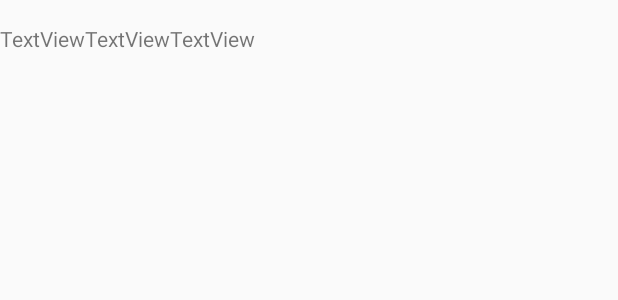
After one commit to robertis93/65AppsTask, an Android app: the layout employee_item.xml on its own in the app's theme, with its tools: preview values and no code run, on a phone screen of 412 x 824 dp. The commit adds this screen. Shown: the top 300 px of the screen. Run offline under Robolectric (Android 15) with nearby library versions, the phone set to English and light mode, and no system bars.

Commit message:
13September

```diff
--- a/app/src/main/AndroidManifest.xml
+++ b/app/src/main/AndroidManifest.xml
@@ -1,7 +1,7 @@
 <?xml version="1.0" encoding="utf-8"?>
 <manifest xmlns:android="http://schemas.android.com/apk/res/android"
     package="com.example.testtask">
-
+    <uses-permission android:name="android.permission.INTERNET" />
     <application
         android:allowBackup="true"
         android:icon="@mipmap/ic_launcher"
--- a/app/src/main/java/com/example/testtask/data_source/Repository.kt
+++ b/app/src/main/java/com/example/testtask/data_source/Repository.kt
@@ -3,7 +3,7 @@ package com.example.testtask.data_source
 import com.example.testtask.data_source.local.LocalDataSource
 import com.example.testtask.data_source.remote.RemoteDataSource
 
-class Repository (val localDataSource: LocalDataSource,val remoteDataSource: RemoteDataSource){
+class Repository (private val localDataSource: LocalDataSource, private val remoteDataSource: RemoteDataSource){
     val employees = localDataSource.employees
     val specialities = localDataSource.specialities
     init {
--- a/app/src/main/java/com/example/testtask/data_source/local/LocalDataSource.kt
+++ b/app/src/main/java/com/example/testtask/data_source/local/LocalDataSource.kt
@@ -6,7 +6,7 @@ import com.example.testtask.data.Employee
 import com.example.testtask.data.Speciality
 import com.example.testtask.data_source.local.room.RoomDB
 
-class LocalDataSource (val roomDB: RoomDB){
+class LocalDataSource (private val roomDB: RoomDB){
 
     val employees = roomDB.employeesDao().getEmployeesLiveData()
     val specialities = roomDB.specialitiesDao().getSpecialitiesLiveData()
--- a/app/src/main/java/com/example/testtask/ui/specialities/SpecialititesViewModel.kt
+++ b/app/src/main/java/com/example/testtask/ui/specialities/SpecialititesViewModel.kt
@@ -4,8 +4,8 @@ import androidx.lifecycle.Transformations
 import androidx.lifecycle.ViewModel
 import com.example.testtask.data_source.Repository
 
-class SpecialititesViewModel(val repository: Repository) : ViewModel() {
-    val specialities = Transformations.map(repository.specialities){
+class SpecialititesViewModel(private val repository: Repository) : ViewModel() {
+    val specialitiesLiveData = Transformations.map(repository.specialities){
         it.sortedBy { it.name }
     }
 }
--- /dev/null
+++ b/app/src/main/res/layout/employee_item.xml
@@ -0,0 +1,34 @@
+<?xml version="1.0" encoding="utf-8"?>
+<LinearLayout
+    xmlns:android="http://schemas.android.com/apk/res/android"
+    xmlns:app="http://schemas.android.com/apk/res-auto"
+    xmlns:tools="http://schemas.android.com/tools"
+    android:layout_width="match_parent"
+    android:layout_height="match_parent"
+    android:orientation="horizontal">
+
+    <TextView
+        android:id="@+id/employee_name"
+        android:layout_width="wrap_content"
+        android:layout_height="wrap_content"
+        android:layout_marginTop="16dp"
+        android:text="TextView"
+
+        />
+
+    <TextView
+        android:id="@+id/employee_secondname"
+        android:layout_width="wrap_content"
+        android:layout_height="wrap_content"
+        android:layout_marginTop="16dp"
+        android:text="TextView"
+         />
+
+    <TextView
+        android:id="@+id/employee_age"
+        android:layout_width="wrap_content"
+        android:layout_height="wrap_content"
+        android:layout_marginTop="16dp"
+        android:text="TextView"
+        />
+</LinearLayout>
--- a/app/src/main/res/layout/specialitites_fragment.xml
+++ b/app/src/main/res/layout/specialitites_fragment.xml
@@ -5,9 +5,9 @@
     android:layout_height="match_parent"
     tools:context=".ui.specialities.SpecialititesFragment">
 
-    <TextView
+    <androidx.recyclerview.widget.RecyclerView
+        android:id="@+id/recycler_specialities"
         android:layout_width="match_parent"
-        android:layout_height="match_parent"
-        android:text="Hello" />
+        android:layout_height="match_parent" />
 
 </FrameLayout>
--- a/app/src/main/res/navigation/nav_graph.xml
+++ b/app/src/main/res/navigation/nav_graph.xml
@@ -13,9 +13,6 @@
         <action
             android:id="@+id/action_specialititesFragment_to_employeesFragment"
             app:destination="@id/employeesFragment" />
-        <action
-            android:id="@+id/action_specialititesFragment_to_employeeDetailFragment"
-            app:destination="@id/employeeDetailFragment" />
     </fragment>
     <fragment
         android:id="@+id/employeesFragment"
```
Also changed, not shown: app/src/main/java/com/example/testtask/data/Employee.kt (+6 -2 lines), app/src/main/java/com/example/testtask/data/Response.kt (added, +8 -0 lines), app/src/main/java/com/example/testtask/data_source/remote/RemoteDataSource.kt (+49 -16 lines), app/src/main/java/com/example/testtask/ui/employees/EmployeesAdapter.kt (added, +52 -0 lines), app/src/main/java/com/example/testtask/ui/employees/EmployeesFragment.kt (+6 -3 lines), app/src/main/java/com/example/testtask/ui/specialities/SpecialititesFragment.kt (+19 -3 lines), app/src/main/java/com/example/testtask/ui/specialities/SpeciliatiesAdapter.kt (added, +46 -0 lines), app/src/main/res/layout/speciality_item.xml (added, +26 -0 lines).
